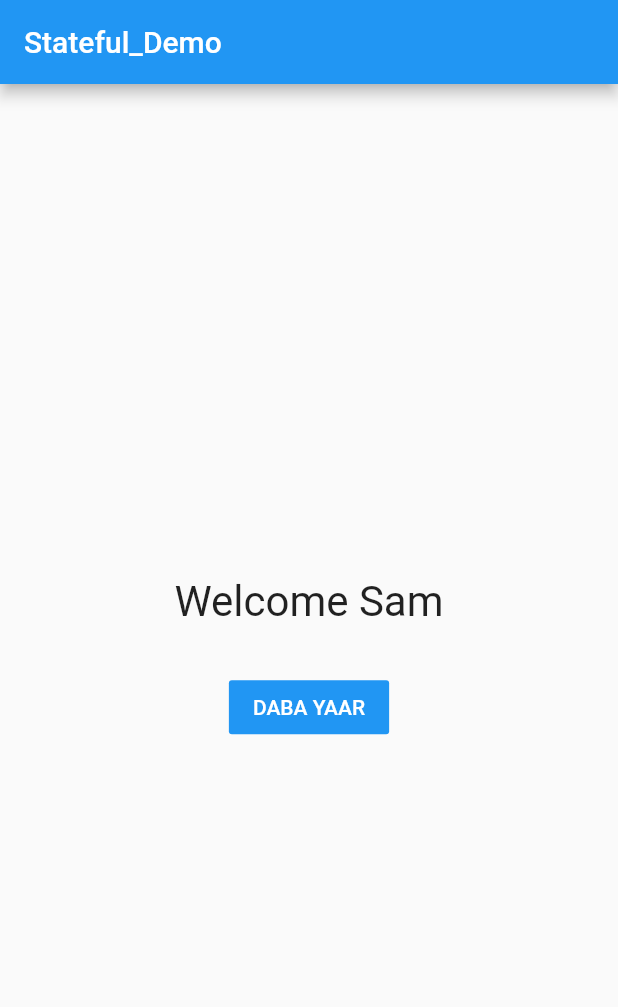
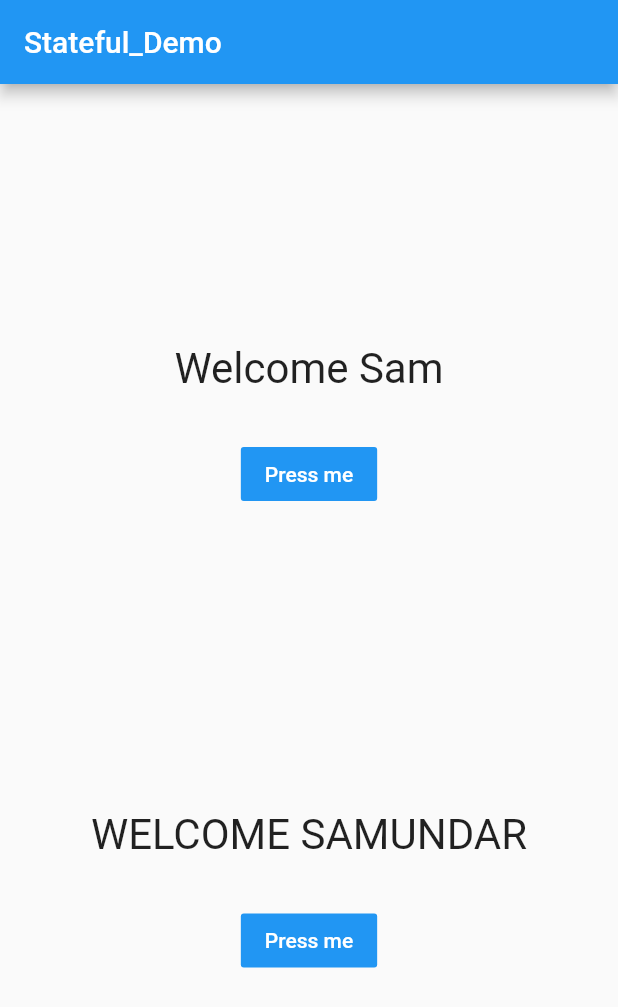
Before and after one commit to Samundar9525/FlutterProj, a Flutter app: the screen it shows after launch, on a phone screen of 412 x 824 dp. Shown: the top 1007 px of the screen. Run offline on Flutter 3.47's test engine with Material 2 defaults, Android fonts, the phone set to English and light mode, and no system bars.

Commit message:
image_with_row

```diff
--- a/lib/stateful_widget.dart
+++ b/lib/stateful_widget.dart
@@ -8,7 +8,8 @@ class myapp3 extends StatefulWidget {
 
 class _myapp3State extends State<myapp3> {
   @override
-  String text="Welcome Sam";
+  String text1='Welcome Sam';
+  String text2='WELCOME SAMUNDAR';
   Widget build(BuildContext context) {
     return Scaffold(
       appBar: AppBar(title: Text("Stateful_Demo"),) ,
@@ -16,7 +17,7 @@ class _myapp3State extends State<myapp3> {
       child:Column(
         mainAxisAlignment: MainAxisAlignment.center,
         children: [
-          Text(text,textScaleFactor: 2.0,),
+          Text(text1,textScaleFactor: 2.0,),
           SizedBox(
             height: 30.0,
           ),
@@ -24,12 +25,35 @@ class _myapp3State extends State<myapp3> {
             color: Colors.blue,
             textColor: Colors.white,
             onPressed: (){
-              text="Tune Daba Diya Yaar";
+              text2='WELCOME SAMUNDAR';
+              text1="Button is Pressed";
               setState(() {
               });
             },
-            child: Text("DABA YAAR"),
+            child: Text("Press me"),
+          ),
+
+          SizedBox(
+            height: 200.0,
+          ),
+
+          Text(text2,textScaleFactor: 2.0,),
+          SizedBox(
+            height: 30.0,
+          ),
+          FlatButton(
+            color: Colors.blue,
+            textColor: Colors.white,
+            onPressed: (){
+              text1='Welcome Sam';
+              text2="Phir Button is Pressed";
+              setState(() {
+              });
+            },
+            child: Text("Press me"),
           )
+
+
         ],
       )
     )
```
Also changed, not shown: lib/image_with_row.dart (added).
